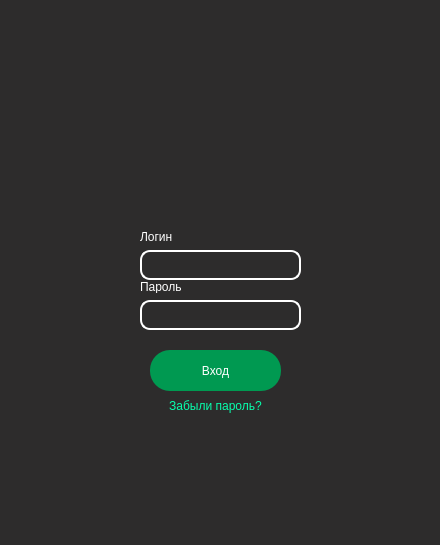
Old version of the form client/login/login_window.ui in the repository 34elo/Burevestnik_project.
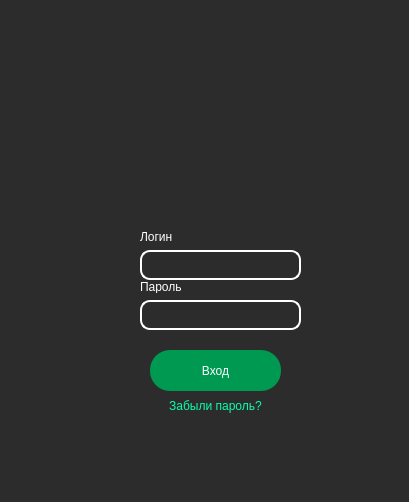
New version of the form. Icons and pictures are not drawn.

What changed in the file:
```diff
--- a/client/login/login_window.ui
+++ b/client/login/login_window.ui
@@ -6,8 +6,8 @@
             <rect>
                 <x>0</x>
                 <y>0</y>
-                <width>440</width>
-                <height>545</height>
+    <width>409</width>
+    <height>502</height>
             </rect>
         </property>
         <property name="windowTitle">
@@ -43,9 +43,9 @@
             <property name="geometry">
                 <rect>
                     <x>120</x>
-                    <y>70</y>
+     <y>50</y>
                     <width>211</width>
-                    <height>131</height>
+     <height>171</height>
                 </rect>
             </property>
             <property name="text">
```
Left out of the diff: 4 changed lines with no effect on the pictures. Lines whose indentation alone changed are shown as unchanged.
